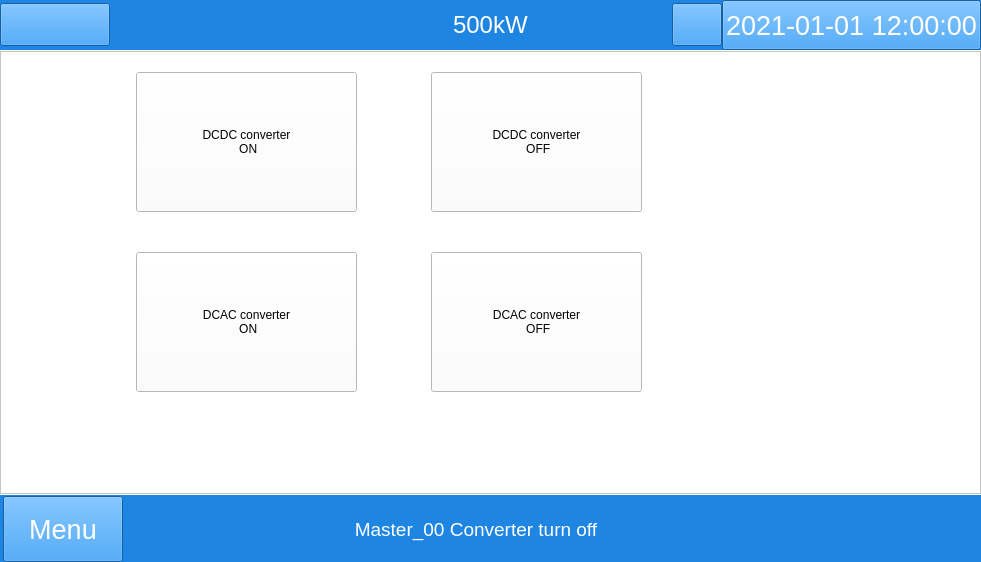
Qt form mywidget.ui (megarevolpr/MWin) before a commit.
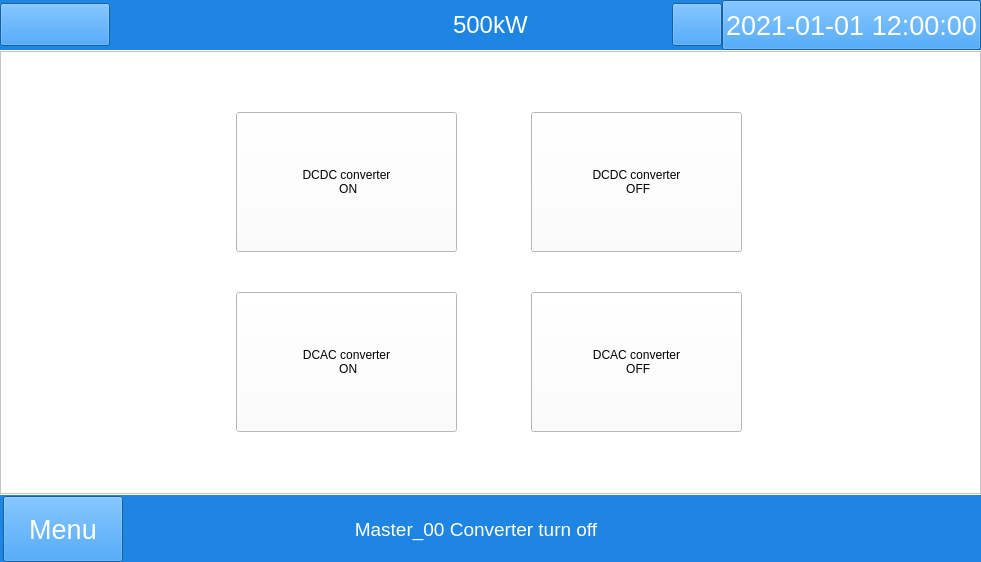
The same form after that commit. The open tabs and pages were chosen to show the change. Icons and pictures are not drawn.

Commit message: 添加了DCDC和DCAC变流器启停说明

```diff
--- a/mywidget.ui
+++ b/mywidget.ui
@@ -8375,8 +8375,8 @@
             <widget class="QToolButton" name="Switch_off">
              <property name="geometry">
               <rect>
-               <x>430</x>
-               <y>200</y>
+               <x>530</x>
+               <y>240</y>
                <width>211</width>
                <height>140</height>
               </rect>
@@ -8417,8 +8417,8 @@
             <widget class="QToolButton" name="Switch_on">
              <property name="geometry">
               <rect>
-               <x>135</x>
-               <y>200</y>
+               <x>235</x>
+               <y>240</y>
                <width>221</width>
                <height>140</height>
               </rect>
@@ -8462,8 +8462,8 @@
             <widget class="QToolButton" name="Switch_off_Inv">
              <property name="geometry">
               <rect>
-               <x>430</x>
-               <y>20</y>
+               <x>530</x>
+               <y>60</y>
                <width>211</width>
                <height>140</height>
               </rect>
@@ -8504,8 +8504,8 @@
             <widget class="QToolButton" name="Switch_on_Inv">
              <property name="geometry">
               <rect>
-               <x>135</x>
-               <y>20</y>
+               <x>235</x>
+               <y>60</y>
                <width>221</width>
                <height>140</height>
               </rect>
```
Left out of the diff: 2 changed lines with no effect on the pictures. The commit also changes 2 other files.
